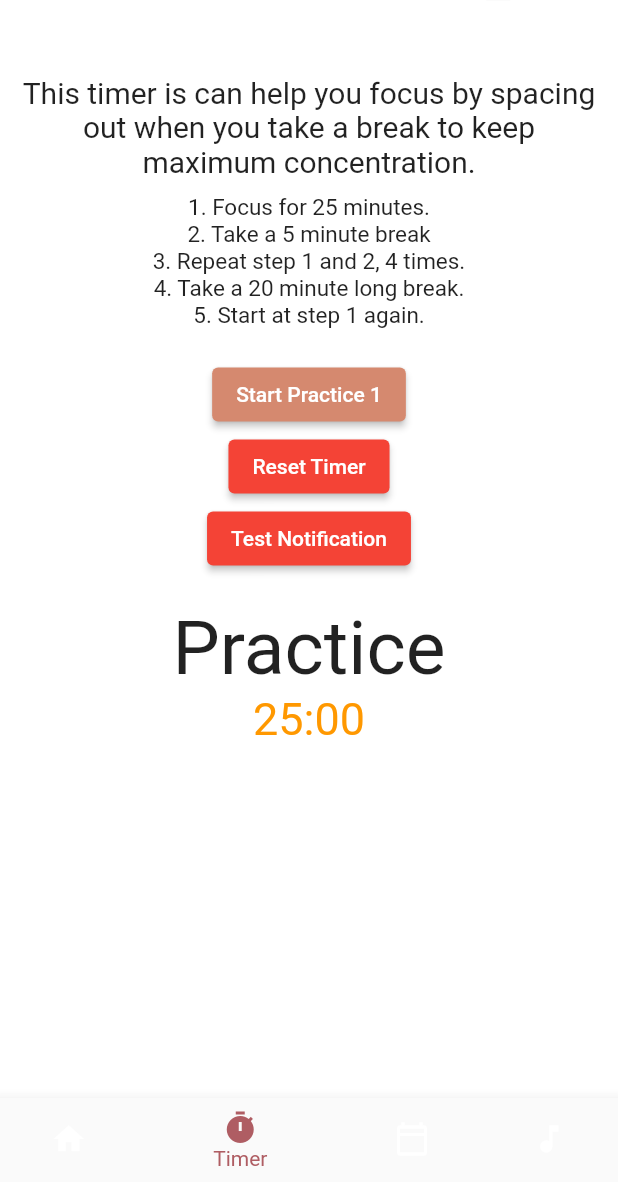
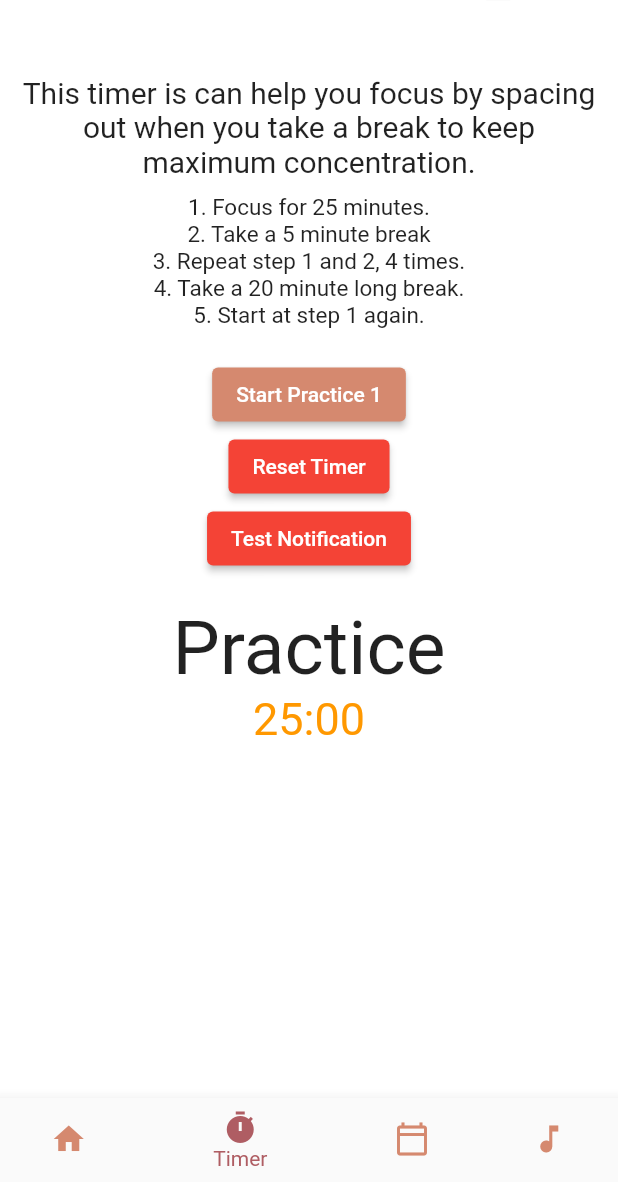
Before and after one commit to JustAnOpossum/Hobby-Hub-CS-371-, a Flutter app: the screen it shows once a user with an empty profile is signed in, item 2 of the bottom bar chosen, on a phone screen of 412 x 824 dp, the part 54-1236 px from its top. Run offline on Flutter 3.47's test engine with Material 2 defaults, Android fonts, the phone set to English and light mode, and no system bars; our stand-ins replace firebase_auth, firebase_core, flutter_calendar_carousel, flutter_local_notifications, flutter_spinkit; accounts and stored records are empty.

Commit message:
Fixed bottom bar color

```diff
--- a/app_interface/lib/widgets/home.dart
+++ b/app_interface/lib/widgets/home.dart
@@ -90,6 +90,7 @@ class _HomeState extends State<Home> {
             ),
             bottomNavigationBar: BottomNavigationBar(
               selectedItemColor: myTheme.primaryColor,
+              unselectedItemColor: myTheme.accentColor,
               currentIndex: _currentIndex,
               items: [
                 BottomNavigationBarItem(icon: Icon(Icons.home), label: 'Home'),
```
